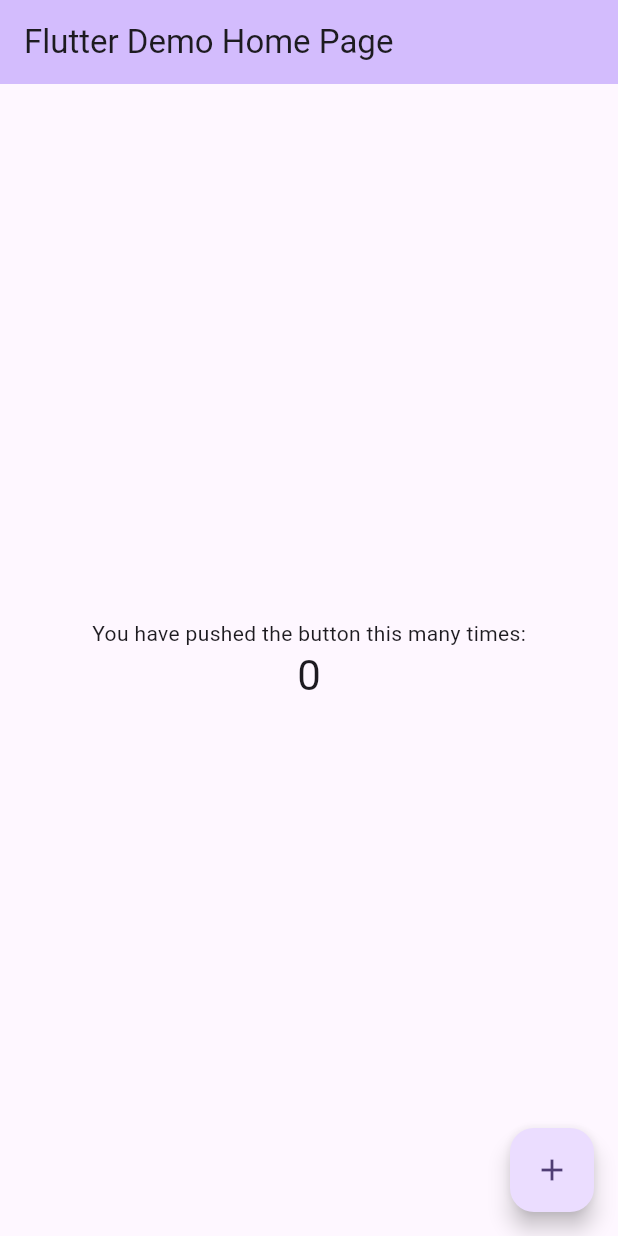
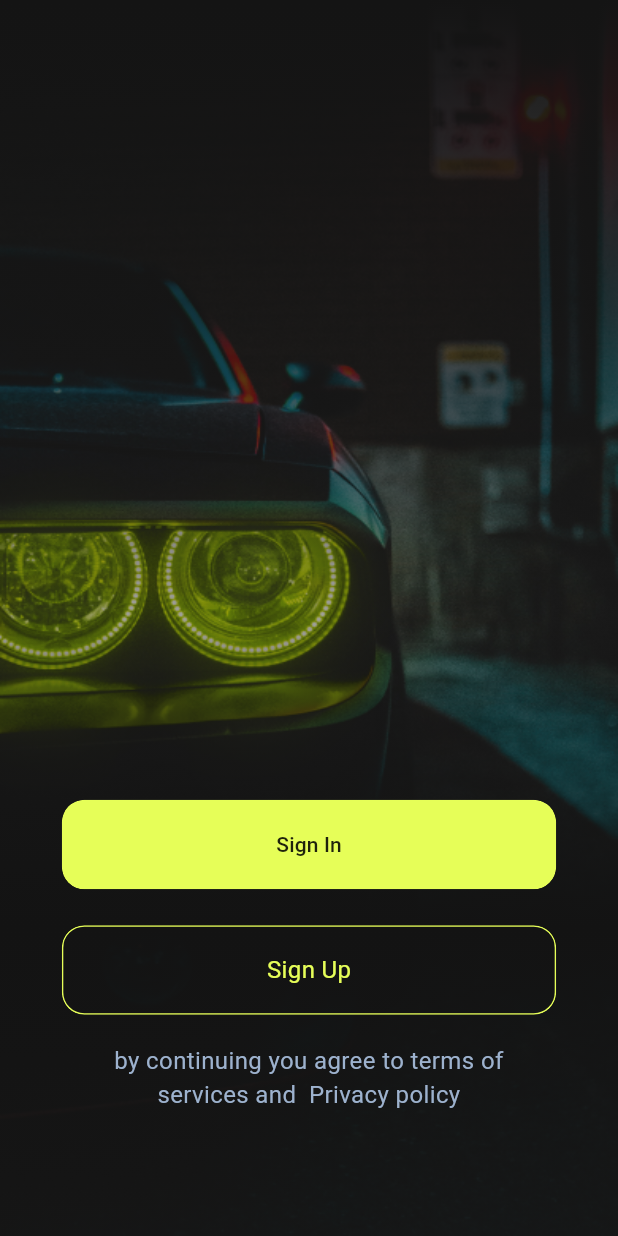
Before and after one commit to hassan553/rentcar, a Flutter app: the screen it shows after launch, on a phone screen of 412 x 824 dp. Run offline on Flutter 3.47's test engine with Material 3 defaults, Android fonts, the phone set to English and light mode, and no system bars; our stand-ins replace device_preview, flutter_screenutil.

Commit message:
finish splash screen

```diff
--- /dev/null
+++ b/devtools_options.yaml
@@ -0,0 +1 @@
+extensions:
--- /dev/null
+++ b/lib/core/routes/pages.dart
@@ -0,0 +1,11 @@
+import 'package:rentcar/core/routes/routes.dart';
+import 'package:rentcar/features/auth/login/view/login_view.dart';
+import 'package:rentcar/features/auth/register/view/register_view.dart';
+import 'package:rentcar/features/welcome/view/splash_view.dart';
+
+var routes = {
+  AppRoutes.splash: (context) => const SplashView(),
+  AppRoutes.login: (context) => const LoginView(),
+  AppRoutes.register: (context) => const RegisterView(),
+  // AppRoutes.home: (context) => const HomeView(),
+};
--- /dev/null
+++ b/lib/core/routes/routes.dart
@@ -0,0 +1,6 @@
+class AppRoutes{
+  static const String splash = '/';
+  static const String login = '/login';
+  static const String register = '/register';
+  static const String home = '/home';
+}
--- /dev/null
+++ b/lib/core/widget/custom_button.dart
@@ -0,0 +1,82 @@
+import 'package:flutter/material.dart';
+import 'package:flutter_screenutil/flutter_screenutil.dart';
+import 'package:rentcar/core/utils/app_colors.dart';
+
+class CustomButton extends StatelessWidget {
+  final String title;
+  final Function()? function;
+  final Color? color;
+  final TextStyle? textStyle;
+  final double? radius;
+  final double? width;
+  const CustomButton({
+    super.key,
+    required this.function,
+    required this.title,
+    this.color,
+    this.textStyle,
+    this.radius,
+    this.width,
+  });
+  @override
+  Widget build(BuildContext context) {
+    return ClipRRect(
+      borderRadius: BorderRadius.circular(radius ?? 15),
+      child: MaterialButton(
+        minWidth: width ?? double.infinity,
+        height: 50.h,
+        color: color,
+        shape: RoundedRectangleBorder(borderRadius: BorderRadius.circular(15)),
+        onPressed: function,
+        child: Text(
+          title,
+          style: textStyle,
+        ),
+      ),
+    );
+  }
+}
+
+class CustomBorderButton extends StatelessWidget {
+  final String title;
+  final Function()? function;
+  final Color? color;
+  final Color? borderColor;
+  final TextStyle? textStyle;
+  final double? radius;
+  final double? width;
+  const CustomBorderButton({
+    super.key,
+    required this.function,
+    required this.title,
+    this.color,
+    this.borderColor,
+    this.textStyle,
+    this.radius,
+    this.width,
+  });
+  @override
+  Widget build(BuildContext context) {
+    return InkWell(
+      onTap: function,
+      child: ClipRRect(
+        borderRadius: BorderRadius.circular(radius ?? 15),
+        child: Container(
+          width: width ?? double.infinity,
+          height: 50.h,
+          decoration: BoxDecoration(
+              color: color,
+              border: Border.all(color: borderColor ?? Colors.transparent),
+              borderRadius: BorderRadius.circular(15)),
+          child: Center(
+            child: Text(
+              title,
+              style: textStyle ??
+                  TextStyle(color: AppColors.primary, fontSize: 14.sp),
+            ),
+          ),
+        ),
+      ),
+    );
+  }
+}
--- /dev/null
+++ b/lib/features/welcome/view/splash_view.dart
@@ -0,0 +1,83 @@
+import 'package:flutter/material.dart';
+import 'package:flutter_screenutil/flutter_screenutil.dart';
+import 'package:rentcar/core/extension/navigation_extension.dart';
+import 'package:rentcar/core/routes/routes.dart';
+import 'package:rentcar/core/widget/custom_button.dart';
+
+import '../../../core/utils/app_colors.dart';
+
+class SplashView extends StatelessWidget {
+  const SplashView({super.key});
+
+  @override
+  Widget build(BuildContext context) {
+    return Scaffold(
+      body: Stack(
+        alignment: Alignment.center,
+        children: [
+          Image.asset(
+            'assets/images/welcome.png',
+            fit: BoxFit.fill,
+            width: MediaQuery.of(context).size.width,
+            height: MediaQuery.of(context).size.height,
+          ),
+          Container(
+            width: MediaQuery.of(context).size.width,
+            height: MediaQuery.of(context).size.height,
+            decoration: BoxDecoration(
+                color: AppColors.primary,
+                gradient: LinearGradient(
+                  begin: Alignment.topCenter,
+                  end: Alignment.bottomCenter,
+                  colors: [
+                    AppColors.black,
+                    AppColors.black.withOpacity(.8),
+                    AppColors.black.withOpacity(.4),
+                    AppColors.lightBlack,
+                    AppColors.black.withOpacity(.8),
+                  ],
+                )),
+          ),
+          Padding(
+            padding: EdgeInsetsDirectional.only(
+              bottom: MediaQuery.of(context).size.height * .1,
+              end: MediaQuery.of(context).size.width * .1,
+              start: MediaQuery.of(context).size.width * .1,
+            ),
+            child: Column(
+              mainAxisAlignment: MainAxisAlignment.end,
+              crossAxisAlignment: CrossAxisAlignment.center,
+              children: [
+                CustomButton(
+                    function: () =>
+                        context.navigateToAndReplacement(AppRoutes.login),
+
+                    color: AppColors.primary,
+                    title: 'Sign In'),
+                SizedBox(height: 20.h),
+                CustomBorderButton(
+                    function: () =>
+                        context.navigateToAndReplacement(AppRoutes.register),
+                    color: Colors.transparent,
+                    borderColor: AppColors.primary,
+                    title: 'Sign Up'),
+                SizedBox(height: 16.h),
+                Padding(
+                  padding: const EdgeInsets.symmetric(horizontal: 20),
+                  child: Text(
+                    'by continuing you agree to terms of services and  Privacy policy',
+                    textAlign: TextAlign.center,
+                    style: TextStyle(
+                      color: AppColors.lightBlue,
+                      fontSize: 14.sp,
+                    ),
+                  ),
+                ),
+              ],
+            ),
+          ),
+        ],
+      ),
+    );
+  }
+}
--- a/lib/main.dart
+++ b/lib/main.dart
@@ -1,12 +1,15 @@
 import 'package:flutter/material.dart';
 import 'package:flutter_screenutil/flutter_screenutil.dart';
 import 'package:device_preview/device_preview.dart';
+import 'package:rentcar/core/routes/pages.dart';
+import 'package:rentcar/core/routes/routes.dart';
+import 'package:rentcar/features/welcome/view/splash_view.dart';
 
 void main() {
   runApp(
     DevicePreview(
-      enabled: true,
-      builder: (context) => MyApp(), // Wrap your app
+      enabled: false,
+      builder: (context) => const MyApp(),
     ),
   );
 }
@@ -14,122 +17,21 @@ void main() {
 class MyApp extends StatelessWidget {
   const MyApp({super.key});
 
-  // This widget is the root of your application.
   @override
   Widget build(BuildContext context) {
     return ScreenUtilInit(
       designSize: const Size(360, 690),
       child: MaterialApp(
         title: 'Flutter Demo',
+        debugShowCheckedModeBanner: false,
         theme: ThemeData(
-          // This is the theme of your application.
-          //
-          // TRY THIS: Try running your application with "flutter run". You'll see
-          // the application has a purple toolbar. Then, without quitting the app,
-          // try changing the seedColor in the colorScheme below to Colors.green
-          // and then invoke "hot reload" (save your changes or press the "hot
-          // reload" button in a Flutter-supported IDE, or press "r" if you used
-          // the command line to start the app).
-          //
-          // Notice that the counter didn't reset back to zero; the application
-          // state is not lost during the reload. To reset the state, use hot
-          // restart instead.
-          //
-          // This works for code too, not just values: Most code changes can be
-          // tested with just a hot reload.
           colorScheme: ColorScheme.fromSeed(seedColor: Colors.deepPurple),
           useMaterial3: true,
         ),
-        home: const MyHomePage(title: 'Flutter Demo Home Page'),
+        initialRoute: AppRoutes.splash,
+        routes: routes,
+
       ),
     );
   }
 }
-
-class MyHomePage extends StatefulWidget {
-  const MyHomePage({super.key, required this.title});
-
-  // This widget is the home page of your application. It is stateful, meaning
-  // that it has a State object (defined below) that contains fields that affect
-  // how it looks.
-
-  // This class is the configuration for the state. It holds the values (in this
-  // case the title) provided by the parent (in this case the App widget) and
-  // used by the build method of the State. Fields in a Widget subclass are
-  // always marked "final".
-
-  final String title;
-
-  @override
-  State<MyHomePage> createState() => _MyHomePageState();
-}
-
-class _MyHomePageState extends State<MyHomePage> {
-  int _counter = 0;
-
-  void _incrementCounter() {
-    setState(() {
-      // This call to setState tells the Flutter framework that something has
-      // changed in this State, which causes it to rerun the build method below
-      // so that the display can reflect the updated values. If we changed
-      // _counter without calling setState(), then the build method would not be
-      // called again, and so nothing would appear to happen.
-      _counter++;
-    });
-  }
-
-  @override
-  Widget build(BuildContext context) {
-    // This method is rerun every time setState is called, for instance as done
-    // by the _incrementCounter method above.
-    //
-    // The Flutter framework has been optimized to make rerunning build methods
-    // fast, so that you can just rebuild anything that needs updating rather
-    // than having to individually change instances of widgets.
-    return Scaffold(
-      appBar: AppBar(
-        // TRY THIS: Try changing the color here to a specific color (to
-        // Colors.amber, perhaps?) and trigger a hot reload to see the AppBar
-        // change color while the other colors stay the same.
-        backgroundColor: Theme.of(context).colorScheme.inversePrimary,
-        // Here we take the value from the MyHomePage object that was created by
-        // the App.build method, and use it to set our appbar title.
-        title: Text(widget.title),
-      ),
-      body: Center(
-        // Center is a layout widget. It takes a single child and positions it
-        // in the middle of the parent.
-        child: Column(
-          // Column is also a layout widget. It takes a list of children and
-          // arranges them vertically. By default, it sizes itself to fit its
-          // children horizontally, and tries to be as tall as its parent.
-          //
-          // Column has various properties to control how it sizes itself and
-          // how it positions its children. Here we use mainAxisAlignment to
-          // center the children vertically; the main axis here is the vertical
-          // axis because Columns are vertical (the cross axis would be
-          // horizontal).
-          //
-          // TRY THIS: Invoke "debug painting" (choose the "Toggle Debug Paint"
-          // action in the IDE, or press "p" in the console), to see the
-          // wireframe for each widget.
-          mainAxisAlignment: MainAxisAlignment.center,
-          children: <Widget>[
-            const Text(
-              'You have pushed the button this many times:',
-            ),
-            Text(
-              '$_counter',
-              style: Theme.of(context).textTheme.headlineMedium,
-            ),
-          ],
-        ),
-      ),
-      floatingActionButton: FloatingActionButton(
-        onPressed: _incrementCounter,
-        tooltip: 'Increment',
-        child: const Icon(Icons.add),
-      ), // This trailing comma makes auto-formatting nicer for build methods.
-    );
-  }
-}
```
Also changed, not shown: lib/core/extension/navigation_extension.dart (added, +19 -0 lines), lib/core/extension/text_theme_extension.dart (added, +85 -0 lines), lib/features/auth/login/view/login_view.dart (added, +10 -0 lines), lib/features/auth/register/view/register_view.dart (added, +10 -0 lines), pubspec.yaml (+8 -14 lines), assets/images/welcome.png (added), pubspec.lock.
